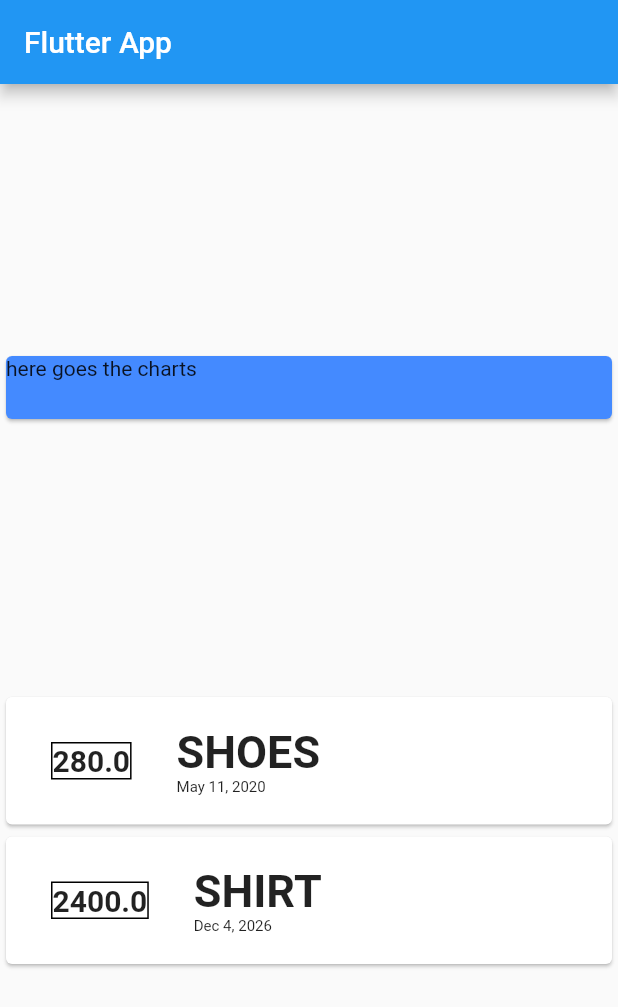
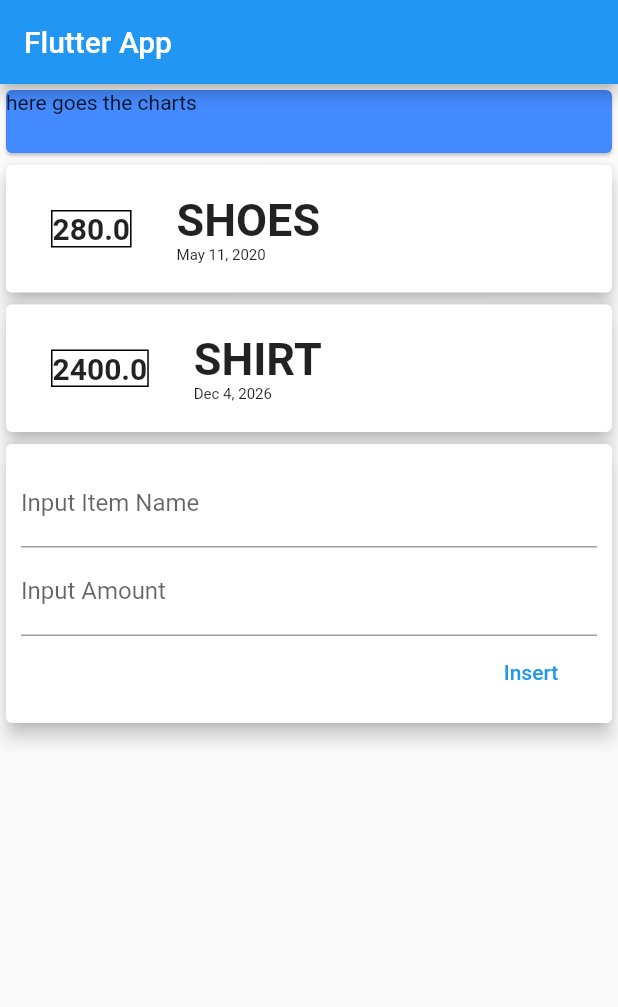
Before and after one commit to xziztt/Expense_Tracker, a Flutter app: the screen it shows after launch, on a phone screen of 412 x 824 dp. Shown: the top 1007 px of the screen. Run offline on Flutter 3.47's test engine with Material 2 defaults, Android fonts, the phone set to English and light mode, and no system bars.

Commit message:
modularized
Split the main.dart into various modules.

```diff
--- a/lib/main.dart
+++ b/lib/main.dart
@@ -1,6 +1,9 @@
 import 'package:flutter/material.dart';
-import 'transaction.dart';
-import 'package:intl/intl.dart';
+import 'package:flutter_vscode/widgets/all_transactions.dart';
+import 'package:flutter_vscode/widgets/transacitonlist.dart';
+import 'models/transaction.dart';
+import 'widgets/transaction_new.dart';
+
 void main() => runApp(MyApp());
 
 class MyApp extends StatelessWidget {
@@ -14,16 +17,16 @@ class MyApp extends StatelessWidget {
 }
 
 class MyHomePage extends StatelessWidget {
+  //String inputName;
+  //String inputAmount;
   @override
-  final List<Transaction> transactions = [Transaction(id: '1A',title: 'SHOES',number: 280,date:DateTime.now()),
-  Transaction(id: '1B',title: 'SHIRT',number: 2400,date:DateTime.now( ))];
   Widget build(BuildContext context) {
     return Scaffold(
       appBar: AppBar(
         title: Text('Flutter App'),
       ),
       body: Column(
-        mainAxisAlignment: MainAxisAlignment.spaceEvenly,
+        //mainAxisAlignment: MainAxisAlignment.spaceEvenly,
         crossAxisAlignment: CrossAxisAlignment.center,
         children: <Widget>[
         Container(
@@ -35,60 +38,9 @@ class MyHomePage extends StatelessWidget {
             ),
             color: Colors.blueAccent,
           ),),
-        Column(
-          children: transactions.map((tx){
-            return
-            Card(
-              child: Row(
-              children: <Widget>[
-               Container(
-                 margin: EdgeInsets.symmetric(
-                   vertical: 30,
-                   horizontal: 30,
 
-                 ),
-                 decoration: BoxDecoration(
-                   border: Border.all(
-                     color: Colors.black,
-                     style: BorderStyle.solid
-                   ),
-                 ),
-                 child: Text(
-                   tx.number.toString(),
-                   style: TextStyle(
-                     fontSize: 20,
-                     fontWeight: FontWeight.bold,
-                   ),
-                 ),),
-                 Column(
-                   crossAxisAlignment: CrossAxisAlignment.start,
-                   children: <Widget>[
-                   Container(
-                     child: Text(
-                       tx.title,
-                       style: TextStyle(
-                         fontSize: 30,
-                         fontWeight: FontWeight.bold,
+        AllTransactions()
 
-                       )
-                     )),
-                   Container(
-                     child: Text(
-                       DateFormat.yMMMd().format(tx.date),
-                       style: TextStyle(
-                         fontSize: 10,
-
-                       ),
-                     )
-                   )
-
-
-                 ])
-              ],
-
-            ),);
-          }).toList(),
-        )
       ],
 
       ),
--- /dev/null
+++ b/lib/widgets/all_transactions.dart
@@ -0,0 +1,26 @@
+import 'package:flutter/material.dart';
+import 'transaction_new.dart';
+import 'transacitonlist.dart';
+import '../models/transaction.dart';
+class AllTransactions extends StatefulWidget {
+
+  @override
+  _AllTransactionsState createState() => _AllTransactionsState();
+}
+
+class _AllTransactionsState extends State<AllTransactions> {
+  final List<Transaction> _userTransactions = [
+    Transaction(id: '1A',title: 'SHOES',number: 280,date:DateTime.now()),
+  Transaction(id: '1B',title: 'SHIRT',number: 2400,date:DateTime.now( ))
+  ];
+  @override
+  Widget build(BuildContext context) {
+    return Column(
+      children: <Widget>[
+        TransactionList(_userTransactions),
+        NewTransaction()
+      ],
+
+    );
+  }
+}
--- /dev/null
+++ b/lib/widgets/transacitonlist.dart
@@ -0,0 +1,67 @@
+import 'package:flutter/material.dart';
+import '../models/transaction.dart';
+import 'package:intl/intl.dart';
+import 'all_transactions.dart';
+class TransactionList extends StatelessWidget {
+  final List<Transaction> transactions;
+  TransactionList(this.transactions); //calling the constructor of TransactionList for the list transaction
+  @override
+  Widget build(BuildContext context) {
+    return
+      Column(
+          children:transactions.map((tx){
+            return
+            Card(
+              elevation: 5,
+              child: Row(
+              children: <Widget>[
+               Container(
+                 margin: EdgeInsets.symmetric(
+                   vertical: 30,
+                   horizontal: 30,
+
+                 ),
+                 decoration: BoxDecoration(
+                   border: Border.all(
+                     color: Colors.black,
+                     style: BorderStyle.solid
+                   ),
+                 ),
+                 child: Text(
+                   tx.number.toString(),
+                   style: TextStyle(
+                     fontSize: 20,
+                     fontWeight: FontWeight.bold,
+                   ),
+                 ),),
+                 Column(
+                   crossAxisAlignment: CrossAxisAlignment.start,
+                   children: <Widget>[
+                   Container(
+                     child: Text(
+                       tx.title,
+                       style: TextStyle(
+                         fontSize: 30,
+                         fontWeight: FontWeight.bold,
+
+                       )
+                     )),
+                   Container(
+                     child: Text(
+                       DateFormat.yMMMd().format(tx.date),
+                       style: TextStyle(
+                         fontSize: 10,
+
+                       ),
+                     )
+                   )
+
+
+                 ])
+              ],
+
+            ),);
+          }).toList(),
+      );
+  }
+}
--- /dev/null
+++ b/lib/widgets/transaction_new.dart
@@ -0,0 +1,52 @@
+import 'package:flutter/material.dart';
+import 'package:intl/intl.dart';
+import 'package:flutter_vscode/widgets/transacitonlist.dart';
+class NewTransaction extends StatelessWidget {
+  final nameController = TextEditingController();
+  final amountController = TextEditingController();
+  @override
+  Widget build(BuildContext context) {
+    return Card(
+       elevation: 5,
+       child: Container(
+         padding: EdgeInsets.all(10),
+         child: Column(
+           crossAxisAlignment: CrossAxisAlignment.end,
+           children: <Widget>[
+
+             TextField(
+               controller: nameController,
+               decoration: InputDecoration(
+                 labelText: 'Input Item Name'
+               ),
+              //onChanged:(val) => inputName = val  ,
+
+             ),
+             TextField(
+               controller: amountController,
+               decoration: InputDecoration(
+                 labelText: 'Input Amount '
+               ),
+               //onChanged: (val) => inputAmount = val,
+             ),
+             FlatButton(
+               child: Text(
+                 "Insert",
+                 style: TextStyle(
+                   color: Colors.blue,
+                 ),
+               ),
+               onPressed: (){
+                 print(nameController.text);//instead of inputName and inputAmount
+                 print(amountController.text);
+
+               },
+               ),
+
+           ]
+         ),
+       )
+
+     );
+  }
+}
```
Also changed, not shown: lib/models/transaction.dart (renamed from lib/transaction.dart), pubspec.lock.
